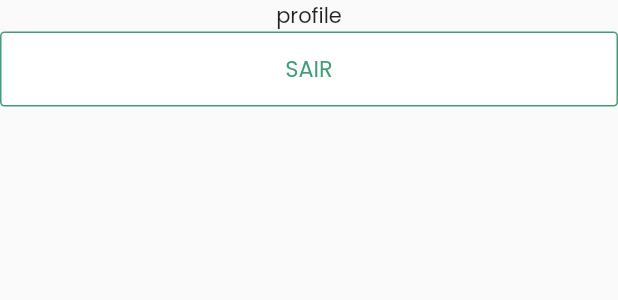
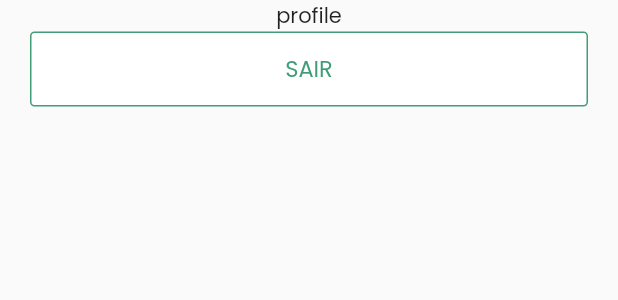
Before and after one commit to psisuepg2022/mobile, a Flutter app: the ProfilePage widget shown alone on an empty page, opened directly, on a phone screen of 412 x 824 dp. Shown: the top 300 px of the screen. Run offline on Flutter 3.47's test engine with Material 2 defaults, Android fonts, the phone set to English and light mode, and no system bars; our stand-ins replace dio, flutter_riverpod, google_fonts, jwt_decoder, shared_preferences; missing offline and left inert: animated_card; accounts and stored records are empty; network calls fail.

Commit message:
style(pages): style tweaks for navigation bar and profile

```diff
--- a/lib/modules/home/home_page.dart
+++ b/lib/modules/home/home_page.dart
@@ -38,8 +38,11 @@ class _HomePageState extends ConsumerState<HomePage> {
           ProfilePage(key: UniqueKey())
         ][homeController.currentPage],
         bottomNavigationBar: Container(
-            color: AppColors.backgrey,
             height: 60,
+            decoration: const BoxDecoration(
+                color: AppColors.backgrey,
+                border: Border(
+                    top: BorderSide(width: 1, color: AppColors.primary))),
             child: Row(
               mainAxisAlignment: MainAxisAlignment.spaceEvenly,
               children: [
--- a/lib/modules/profile/profile_page.dart
+++ b/lib/modules/profile/profile_page.dart
@@ -20,15 +20,18 @@ class _ProfilePageState extends ConsumerState<ProfilePage> {
 
   @override
   Widget build(BuildContext context) {
-    return Column(
+    return Padding(
+      padding: const EdgeInsets.symmetric(horizontal: 20),
+      child: Column(
         children: [
           const Text("profile"),
           LabelButtonWidget(
               label: "SAIR",
               reversed: true,
               style: TextStyles.primaryLabel,
-            onPressed: handleSignOut)
+              onPressed: handleSignOut),
         ],
+      ),
     );
   }
 }
```
Lines whose indentation alone changed are shown as unchanged.
